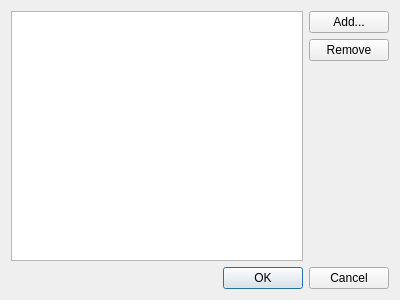
The window that loaddialog.ui (baz1/TiffHDR) describes before a commit, drawn with Qt 5.
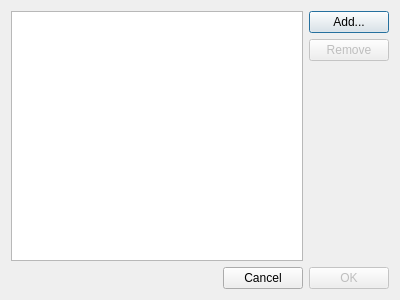
The same window after the commit.

What changed in the file:
```diff
--- a/loaddialog.ui
+++ b/loaddialog.ui
@@ -30,6 +30,9 @@
        </item>
        <item>
         <widget class="QPushButton" name="removeTIFF">
+         <property name="enabled">
+          <bool>false</bool>
+         </property>
          <property name="text">
           <string>Remove</string>
          </property>
@@ -53,14 +56,38 @@
     </layout>
    </item>
    <item>
-    <widget class="QDialogButtonBox" name="validation">
-     <property name="orientation">
-      <enum>Qt::Horizontal</enum>
-     </property>
-     <property name="standardButtons">
-      <set>QDialogButtonBox::Cancel|QDialogButtonBox::Ok</set>
-     </property>
-    </widget>
+    <layout class="QHBoxLayout" name="horizontalLayout_2">
+     <item>
+      <spacer name="horizontalSpacer">
+       <property name="orientation">
+        <enum>Qt::Horizontal</enum>
+       </property>
+       <property name="sizeHint" stdset="0">
+        <size>
+         <width>40</width>
+         <height>20</height>
+        </size>
+       </property>
+      </spacer>
+     </item>
+     <item>
+      <widget class="QPushButton" name="cancel">
+       <property name="text">
+        <string>Cancel</string>
+       </property>
+      </widget>
+     </item>
+     <item>
+      <widget class="QPushButton" name="validate">
+       <property name="enabled">
+        <bool>false</bool>
+       </property>
+       <property name="text">
+        <string>OK</string>
+       </property>
+      </widget>
+     </item>
+    </layout>
    </item>
   </layout>
  </widget>
```
Left out of the diff: 35 changed lines with no effect on the pictures.
